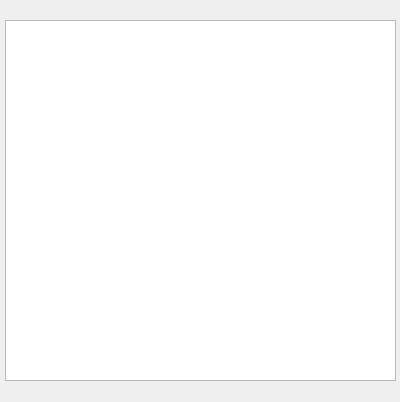
The window that main.ui (Masynchin/coffee) describes before a commit, drawn with Qt 5.
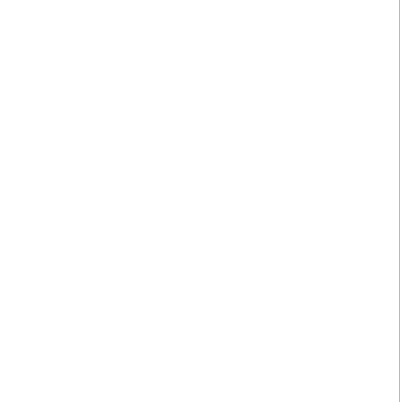
The same window after the commit.

Commit message: fix table stretch

Diff of the .ui file:
```diff
--- a/main.ui
+++ b/main.ui
@@ -13,15 +13,20 @@
   <property name="windowTitle">
    <string>Form</string>
   </property>
-  <widget class="QTableWidget" name="tableWidget">
+  <widget class="QWidget" name="verticalLayoutWidget">
    <property name="geometry">
     <rect>
-     <x>5</x>
-     <y>20</y>
-     <width>391</width>
-     <height>361</height>
+     <x>-1</x>
+     <y>-1</y>
+     <width>401</width>
+     <height>411</height>
     </rect>
    </property>
+   <layout class="QVBoxLayout" name="verticalLayout">
+    <item>
+     <widget class="QTableWidget" name="table"/>
+    </item>
+   </layout>
   </widget>
  </widget>
  <resources/>
```
The commit also changes 1 other file.
